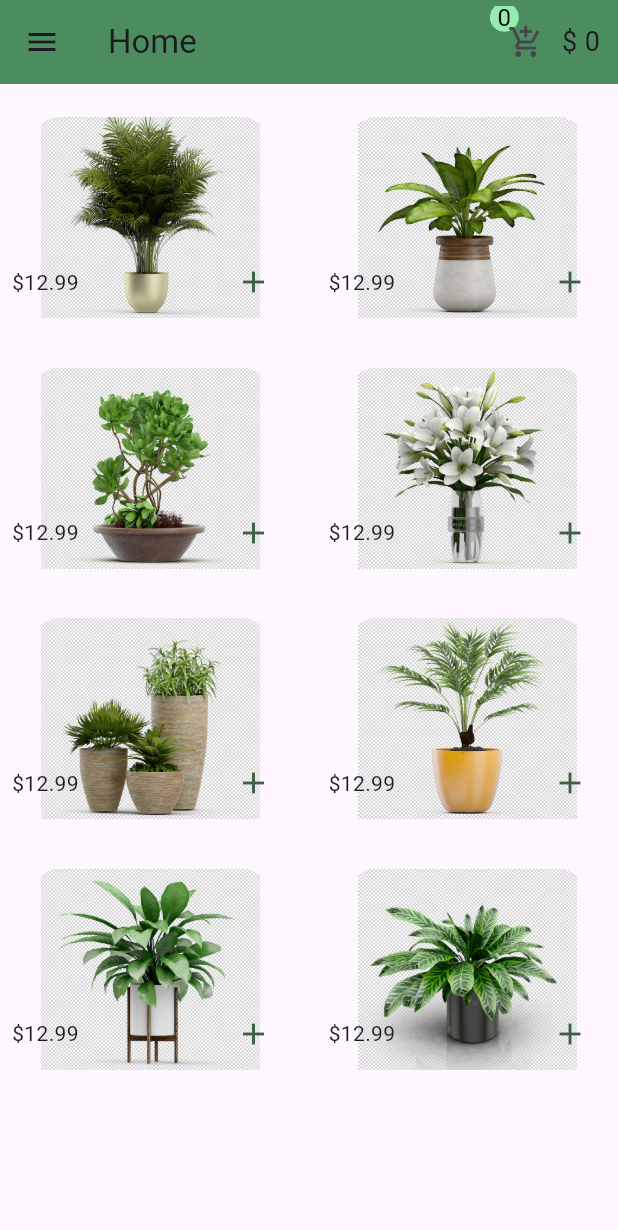
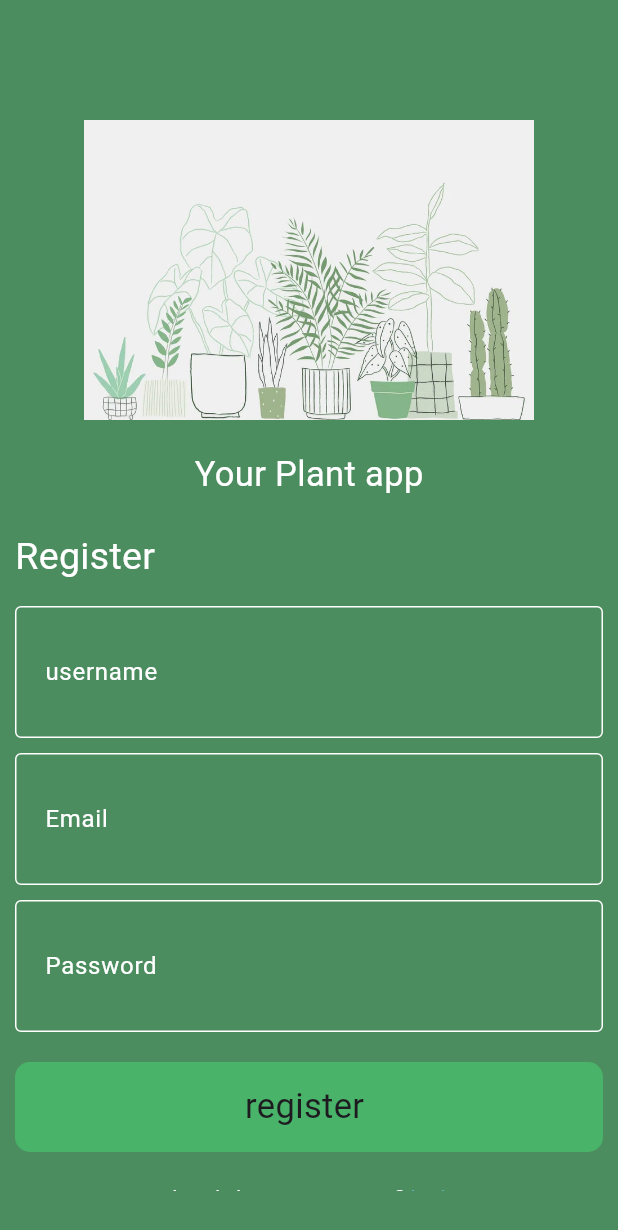
Before and after one commit to FatmaAhmedd33/Plants_app, a Flutter app: the screen it shows after launch, on a phone screen of 412 x 824 dp. Shown: the top 1230 px of the screen. Run offline on Flutter 3.47's test engine with Material 3 defaults, Android fonts, the phone set to English and light mode, and no system bars; drawn by our look-alikes of modal_progress_hud_nsn; our stand-ins replace firebase_auth, firebase_core; accounts and stored records are empty.

Commit message:
add firebase , make auth and change ui of login page and register page

```diff
--- a/lib/main.dart
+++ b/lib/main.dart
@@ -15,10 +15,10 @@ import 'package:provider/provider.dart';
 
 import 'firebase_options.dart';
 void main() async {
-    /*WidgetsFlutterBinding.ensureInitialized();
+    WidgetsFlutterBinding.ensureInitialized();
   await Firebase.initializeApp(
     options: DefaultFirebaseOptions.currentPlatform,
-  );*/
+  );
   runApp(const MyApp());
 }
 
@@ -31,7 +31,12 @@ class MyApp extends StatelessWidget {
       create: (context) {return Cart();},
       child: MaterialApp(
         debugShowCheckedModeBanner: false,
-        home: Home(),
+        routes: {
+          RegisterPage.id:(context) => RegisterPage(),
+          LoginPage.id:(context) => LoginPage(),
+          HomePage.id:(context) => HomePage()
+        },
+        initialRoute: RegisterPage.id,
       ),
     );
   }
--- a/lib/pages/checkout.dart
+++ b/lib/pages/checkout.dart
@@ -15,7 +15,7 @@ class CheckOut extends StatelessWidget {
     final carttt = Provider.of<Cart>(context);
     return Scaffold(
       appBar: AppBar(
-        backgroundColor: appbarGreen,
+        backgroundColor: kPrimaryColor,
         title: Text("checkout screen"),
         actions: [ProductsAndPrice()],
       ),
--- a/lib/pages/details_screen.dart
+++ b/lib/pages/details_screen.dart
@@ -25,7 +25,7 @@ class _DetailsState extends State<Details> {
             ProductsAndPrice()
 
           ],
-          backgroundColor: appbarGreen,
+          backgroundColor: kPrimaryColor,
           title: Text("Details screen"),
         ),
         body: SingleChildScrollView(
--- a/lib/pages/home.dart
+++ b/lib/pages/home.dart
@@ -9,8 +9,9 @@ import 'package:flower_app/shared/colors.dart';
 import 'package:flutter/material.dart';
 import 'package:provider/provider.dart';
 
-class Home extends StatelessWidget {
-  const Home({Key? key}) : super(key: key);
+class HomePage extends StatelessWidget {
+  const HomePage({super.key});
+  static String id = 'HomePage';
 
   @override
   Widget build(BuildContext context) {
@@ -98,7 +99,7 @@ class Home extends StatelessWidget {
                         Navigator.push(
                       context,
                       MaterialPageRoute(
-                        builder: (context) => Home(),
+                        builder: (context) => HomePage(),
                       ),
                     );
                       }),
@@ -136,7 +137,7 @@ class Home extends StatelessWidget {
 
                 ProductsAndPrice()
           ],
-          backgroundColor: appbarGreen,
+          backgroundColor: kPrimaryColor,
           title: Text("Home"),
         ));
   }
--- a/lib/pages/register.dart
+++ b/lib/pages/register.dart
@@ -1,95 +1,166 @@
-// ignore_for_file: prefer_const_literals_to_create_immutables, prefer_const_constructors, sort_child_properties_last
+import 'package:firebase_auth/firebase_auth.dart';
+import 'package:flower_app/pages/home.dart';
+import 'package:flower_app/shared/colors.dart';
+import 'package:flower_app/widgets/custom_buttom.dart';
+import 'package:flower_app/widgets/custom_form_text_field.dart';
+import 'package:flutter/material.dart';
+import 'package:modal_progress_hud_nsn/modal_progress_hud_nsn.dart';
 
-import 'package:flower_app/pages/login.dart';
-import 'package:flower_app/shared/colors.dart';
-import 'package:flower_app/shared/contants.dart';
-import 'package:flutter/material.dart';
+import '../helper/show_snake_bar.dart';
 
-class Register extends StatelessWidget {
-  const Register({Key? key}) : super(key: key);
+class RegisterPage extends StatefulWidget {
+  RegisterPage({super.key});
+  static String id = 'RegisterPage';
+
+  @override
+  State<RegisterPage> createState() => _RegisterPageState();
+}
+
+class _RegisterPageState extends State<RegisterPage> {
+  String? email;
+
+  String? password;
+  String? userName;
+
+  bool isLoading = false;
+
+  GlobalKey<FormState> formKey = GlobalKey();
 
   @override
   Widget build(BuildContext context) {
-    return SafeArea(
+    return ModalProgressHUD(
+      inAsyncCall: isLoading,
       child: Scaffold(
-        backgroundColor: Color.fromARGB(255, 247, 247, 247),
-        body: Center(
-          child: Padding(
-            padding: const EdgeInsets.all(33.0),
-            child: SingleChildScrollView(
-              child: Column(
-                mainAxisAlignment: MainAxisAlignment.center,
+        backgroundColor: kPrimaryColor,
+        body: Padding(
+          padding: const EdgeInsets.symmetric(vertical: 30, horizontal: 10),
+          child: Form(
+            key: formKey,
+            child: ListView(
               children: [
                 const SizedBox(
-                    height: 64,
+                  height: 50,
                 ),
-                  TextField(
-                      keyboardType: TextInputType.text,
-                      obscureText: false,
-                      decoration: decorationTextfield.copyWith(
-                        hintText: "Enter Your username : ",
-                      )),
+                Image.asset(
+                  'assets/images/background.webp',
+                  height: 200,
+                  width: 500,
+                ),
                 const SizedBox(
-                    height: 33,
+                  height: 20,
                 ),
-                  TextField(
-                      keyboardType: TextInputType.emailAddress,
-                      obscureText: false,
-                      decoration: decorationTextfield.copyWith(
-                        hintText: "Enter Your Email : ",
-                      )),
-                  const SizedBox(
-                    height: 33,
-                  ),
-                  TextField(
-                      keyboardType: TextInputType.text,
-                      obscureText: true,
-                      decoration: decorationTextfield.copyWith(
-                        hintText: "Enter Your Password : ",
-                      )),
-                  const SizedBox(
-                    height: 33,
-                  ),
-                  ElevatedButton(
-                    onPressed: () {},
+                const Center(
                   child: Text(
-                      "Register",
-                      style: TextStyle(fontSize: 19),
-                    ),
-                    style: ButtonStyle(
-                      backgroundColor: MaterialStateProperty.all(BTNgreen),
-                      padding: MaterialStateProperty.all(EdgeInsets.all(12)),
-                      shape: MaterialStateProperty.all(RoundedRectangleBorder(
-                          borderRadius: BorderRadius.circular(8))),
+                    'Your Plant app',
+                    style: TextStyle(color: Colors.white, fontSize: 23),
                   ),
                 ),
                 const SizedBox(
-                    height: 33,
+                  height: 20,
+                ),
+                const Row(
+                  children: [
+                    //wrap this text in row to make it in the defult of row in thwe start of page
+                    Text(
+                      'Register',
+                      style: TextStyle(color: Colors.white, fontSize: 25),
+                    ),
+                  ],
+                ),
+                const SizedBox(
+                  height: 15,
+                ),
+                CustomFormTextField(
+                  text: 'username',
+                  onchange: (data) {
+                    userName = data;
+                  },
+                ),
+                const SizedBox(
+                  height: 10,
+                ),
+                CustomFormTextField(
+                    onchange: (data) {
+                      email = data;
+                    },
+                    text: 'Email'),
+                const SizedBox(
+                  height: 10,
+                ),
+                CustomFormTextField(
+                    onchange: (data) {
+                      password = data;
+                    },
+                    text: 'Password'),
+                const SizedBox(
+                  height: 20,
+                ),
+                CustomButton(
+                  ontap: () async {
+                    //var auth = FirebaseAuth.instance; you can you the instant directly instead of create object
+                    if (formKey.currentState!.validate()) {
+                      isLoading = true;
+                      setState(() {
+                        //to update ui
+                      });
+
+                      try {
+                        await resigterUser();
+                        showSnackBar(context, 'your registertion is successed');
+                        Navigator.pushNamed(context, HomePage.id);
+                      } on FirebaseAuthException catch (e) {
+                        if (e.code == 'weak-password') {
+                          showSnackBar(
+                              context, 'The password provided is too weak.');
+                        } else if (e.code == 'email-already-in-use') {
+                          showSnackBar(context,
+                              'The account already exists for that email.');
+                        }
+                      } catch (e) {
+                        showSnackBar(context, e.toString());
+                      }
+                      isLoading = false;
+                      setState(() {
+                        //to update ui
+                      });
+                    } else {}
+                  },
+                  text: 'register ',
+                ),
+                const SizedBox(
+                  height: 20,
                 ),
                 Row(
                   mainAxisAlignment: MainAxisAlignment.center,
                   children: [
-                      Text("Do not have an account?",
-                          style: TextStyle(fontSize: 18)),
-                      TextButton(
-                          onPressed: () {
-                            Navigator.pushReplacement(
-                              context,
-                              MaterialPageRoute(
-                                  builder: (context) => const Login()),
-                            );
+                    const Text(
+                      "already have an account? ",
+                      style: TextStyle(color: Colors.white),
+                    ),
+                    GestureDetector(
+                      onTap: () {
+                        //make pop bec navigator build screens over the last screen
+                        //if i make all push i will get more than
+                        // two screens builded and that will destory my app
+                        Navigator.pop(context);
                       },
-                          child: Text('sign in',
-                              style: TextStyle(
-                                  color: Colors.black, fontSize: 18))),
-                    ],
-                  )
+                      child: const Text(
+                        'login',
+                        style: TextStyle(color: Color(0xff5AB4BD)),
+                      ),
+                    ),
                   ],
                 ),
+              ],
             ),
           ),
         ),
       ),
     );
   }
+
+  Future<void> resigterUser() async {
+    UserCredential user = await FirebaseAuth.instance
+        .createUserWithEmailAndPassword(email: email!, password: password!);
   }
+}
--- a/lib/shared/colors.dart
+++ b/lib/shared/colors.dart
@@ -3,5 +3,5 @@
 import 'package:flutter/material.dart';
 
  const BTNpink = Color.fromARGB(255, 241, 39, 100);
- const BTNgreen = Color.fromARGB(255, 73, 179, 105);
- const appbarGreen = Color.fromARGB(255, 76, 141, 95);
+ const kColorButtom= Color.fromARGB(255, 73, 179, 105);
+ const kPrimaryColor = Color.fromARGB(255, 76, 141, 95);
--- /dev/null
+++ b/lib/widgets/custom_buttom.dart
@@ -0,0 +1,29 @@
+import 'package:flower_app/shared/colors.dart';
+import 'package:flutter/foundation.dart';
+import 'package:flutter/material.dart';
+
+class CustomButton extends StatelessWidget {
+   CustomButton({this.ontap,super.key, required this.text});
+  final String text;
+  VoidCallback? ontap;
+
+  @override
+  Widget build(BuildContext context) {
+    return GestureDetector(
+      onTap:ontap ,
+      child: Container(
+        height: 60,
+        width: double.infinity,
+        decoration: BoxDecoration(
+          color: kColorButtom,
+          borderRadius: BorderRadius.circular(10),
+        ),
+        child:  Center(
+            child: Text(
+          text,
+          style: const TextStyle(fontSize: 23),
+        )),
+      ),
+    );
+  }
+}
--- /dev/null
+++ b/lib/widgets/custom_form_text_field.dart
@@ -0,0 +1,33 @@
+import 'package:flutter/material.dart';
+
+class CustomFormTextField extends StatelessWidget {
+  CustomFormTextField({this.onchange, super.key, required this.text});
+  final String text;
+  Function(String)? onchange;
+
+  @override
+  Widget build(BuildContext context) {
+    return TextFormField(
+        //chang from textfield to text form field to able make a validation conditions
+        validator: (data) {
+          if (data!.isEmpty) {
+            return 'field is required';
+          }
+        },
+        onChanged: onchange,
+        decoration: InputDecoration(
+          focusedBorder: const OutlineInputBorder(
+            borderSide: BorderSide(color: Colors.blue),
+          ),
+          enabledBorder: const OutlineInputBorder(
+            borderSide: BorderSide(color: Colors.white),
+          ),
+          hintText: text,
+          hintStyle: const TextStyle(color: Colors.white),
+          contentPadding:
+              const EdgeInsets.symmetric(horizontal: 16, vertical: 32),
+          border: const OutlineInputBorder(
+              borderSide: BorderSide(color: Colors.white)),
+        ));
+  }
+}
--- a/pubspec.yaml
+++ b/pubspec.yaml
@@ -37,6 +37,8 @@ dependencies:
   cupertino_icons: ^1.0.6
   provider: ^6.0.2
   firebase_core: ^3.3.0
+  firebase_auth: ^5.1.4
+  modal_progress_hud_nsn: ^0.5.1
 
 
 dev_dependencies:
@@ -48,7 +50,7 @@ dev_dependencies:
   # activated in the `analysis_options.yaml` file located at the root of your
   # package. See that file for information about deactivating specific lint
   # rules and activating additional ones.
-  flutter_lints: ^3.0.0
+  flutter_lints: ^4.0.0
 
 # For information on the generic Dart part of this file, see the
 # following page: https://dart.dev/tools/pub/pubspec
```
Also changed, not shown: lib/helper/show_snake_bar.dart (added, +9 -0 lines), lib/pages/login.dart (+112 -51 lines), assets/images/background.webp (added), pubspec.lock, 5 other files. Lines whose indentation alone changed are shown as unchanged.
